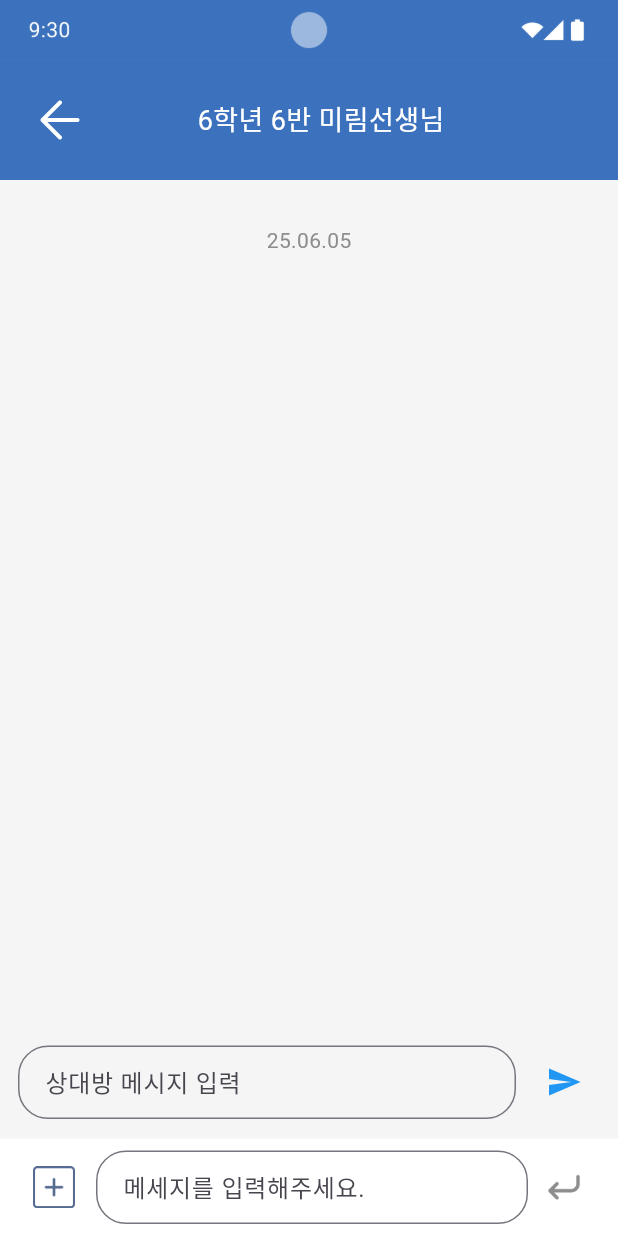
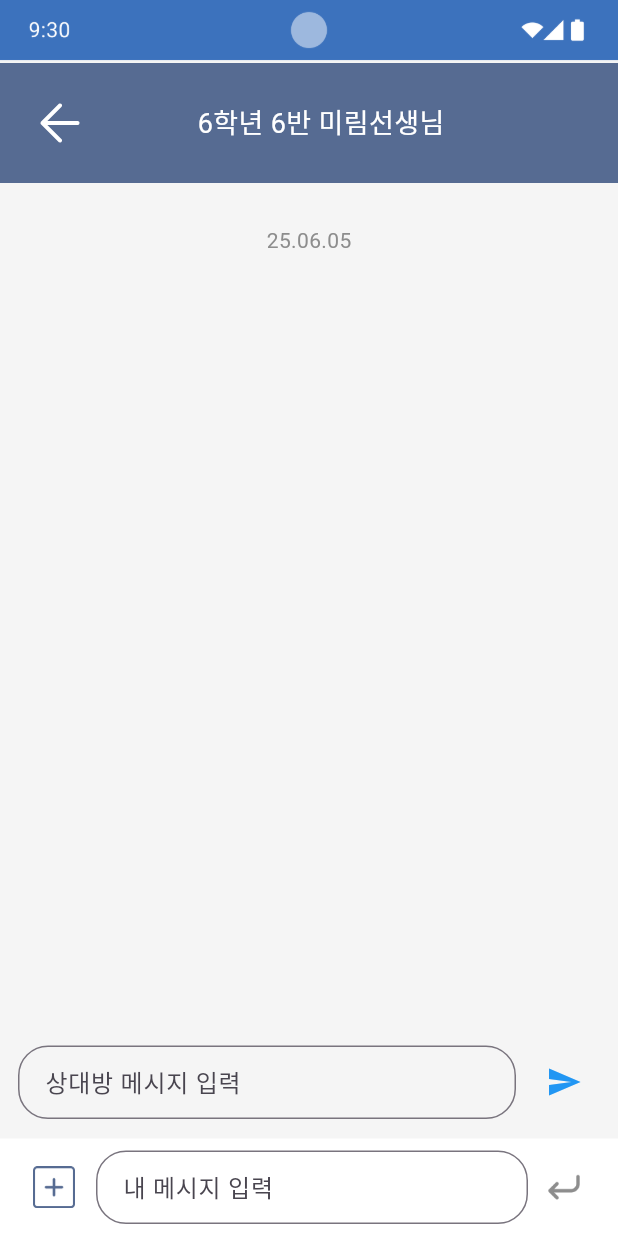
Before and after one commit to ItShowMessenger/qna_frontend, a Flutter app: the Home screen opened directly, after a tap on "선생님 이름", on a phone screen of 412 x 824 dp. Run offline on Flutter 3.47's test engine with Material 3 defaults, Android fonts, the phone set to English and light mode, and no system bars; our stand-ins replace firebase_auth, firebase_core, google_sign_in, table_calendar; accounts and stored records are empty; Roboto replaces fonts that are missing (Pretendard).

Commit message:
채팅 주고 받기 구현(말풍선 이미지 제외)

```diff
--- a/lib/screens/chat.dart
+++ b/lib/screens/chat.dart
@@ -56,7 +56,6 @@ class _ChatState extends State<Chat> {
   @override
   Widget build(BuildContext context) {
     final DateTime now = DateTime.now();
-    bool showAttachment = false;
     final String todayDate =
         '${now.year % 100}.${now.month.toString().padLeft(2, '0')}.${now.day.toString().padLeft(2, '0')}';
 
@@ -76,11 +75,11 @@ class _ChatState extends State<Chat> {
 
           // 네비게이션 바
           Positioned(
-            top: 40,
+            top: 42,
             left: 0,
             right: 0,
             child: Container(
-              color: Color(0xFF3C72BD),
+              color: Color(0xFF566B92),
               padding: EdgeInsets.symmetric(horizontal: 12, vertical: 12),
               child: Row(
                 children: [
@@ -205,7 +204,7 @@ class _ChatState extends State<Chat> {
                                   MediaQuery.of(context).size.width * 0.7,
                                 ),
                                 decoration: BoxDecoration(
-                                  color: Color(0xFF3C72BD),
+                                  color: Color(0xFF566B92),
                                   borderRadius: BorderRadius.circular(12),
                                 ),
                                 child: Text(
@@ -276,9 +275,7 @@ class _ChatState extends State<Chat> {
                       height: 28,
                     ),
                     onPressed: () {
-                      setState(() {
-                        showAttachment = !showAttachment;
-                      });
+                      // 파일 추가 기능
                     },
                   ),
                   SizedBox(width: 4),
@@ -286,7 +283,7 @@ class _ChatState extends State<Chat> {
                     child: TextField(
                       controller: _myController,
                       decoration: InputDecoration(
-                        hintText: '메세지를 입력해주세요.',
+                        hintText: '내 메시지 입력',
                         border: OutlineInputBorder(
                           borderRadius: BorderRadius.circular(20),
                         ),
@@ -305,37 +302,6 @@ class _ChatState extends State<Chat> {
                     ),
                     onPressed: () => _sendMessage(isMe: true),
                   ),
-                  if (showAttachment)
-                    Positioned(
-                      bottom: 130,
-                      left: 0,
-                      right: 0,
-                      child: Container(
-                        margin: EdgeInsets.symmetric(horizontal: 12),
-                        padding: EdgeInsets.symmetric(horizontal: 20, vertical: 16),
-                        decoration: BoxDecoration(
-                          color: Colors.white,
-                          borderRadius: BorderRadius.circular(20),
-                          boxShadow: [
-                            BoxShadow(
-                              color: Colors.black12,
-                              blurRadius: 10,
-                              offset: Offset(0, 2),
-                            ),
-                          ],
-                        ),
-                        child: Row(
-                          mainAxisAlignment: MainAxisAlignment.spaceAround,
-                          children: [
-                            //_attachmentButton(icon: Icons.photo, label: "사진"),
-                            //_attachmentButton(icon: Icons.insert_drive_file, label: "파일"),
-                            //_attachmentButton(icon: Icons.audiotrack, label: "오디오"),
-                            //_attachmentButton(icon: Icons.calendar_today, label: "일정"),
-                          ],
-                        ),
-                      ),
-                    ),
-
                 ],
               ),
             ),
--- a/lib/screens/home.dart
+++ b/lib/screens/home.dart
@@ -1,8 +1,7 @@
 import 'package:flutter/cupertino.dart';
 import 'package:flutter/material.dart';
-import 'package:qna_frontend/screens/option_stu.dart';
+import 'package:qna_frontend/screens/home_input.dart';
 
-import 'calendar.dart';
 import 'chat.dart';
 
 class Home extends StatelessWidget {
@@ -22,11 +21,11 @@ class Home extends StatelessWidget {
             ),
           ),
           Positioned( //채팅 + 검색 아이콘
-            top: 30,
+            top: 42,
             left: 0,
             right: 0,
             child: Container(
-              color: Color(0xFF3C72BD), // #566B92 배경
+              color: Color(0xFF566B92), // #566B92 배경
               padding: EdgeInsets.symmetric(horizontal: 25, vertical: 12),
               child: Row(
                 mainAxisAlignment: MainAxisAlignment.spaceBetween,
@@ -113,7 +112,7 @@ class Home extends StatelessWidget {
                         Container(
                           padding: EdgeInsets.symmetric(horizontal: 6, vertical: 2),
                           decoration: BoxDecoration(
-                            color: Color(0xFF3C72BD),
+                            color: Color(0xFF566B92),
                             borderRadius: BorderRadius.circular(12),
                           ),
                           child: Text(
@@ -134,13 +133,30 @@ class Home extends StatelessWidget {
             ),
           ),
 
+          Positioned( // 채팅방 추가 버튼
+            top: 230,
+            left: 0,
+            right: 0,
+            child: Center(
+              child: IconButton(
+                onPressed: () {
+                  Navigator.push(
+                    context,
+                    MaterialPageRoute(builder: (context) => Home_input()),
+                  );
+                  },
+                icon: Image.asset('assets/icons/icon_plusChat.png', width: 50, height: 50,)
+              ),
+            ),
+          ),
+
 
           Positioned( // 하단 탭 바
             bottom: 0,
             left: 0,
             right: 0,
             child: Container(
-              color: Color(0xFF3C72BD),
+              color: Color(0xFF566B92),
               padding: EdgeInsets.symmetric(vertical: 10),
               child: Row(
                 mainAxisAlignment: MainAxisAlignment.spaceAround,
@@ -155,19 +171,11 @@ class Home extends StatelessWidget {
                   ),
                   IconButton(
                     icon: Image.asset('assets/btns/calDis.png', width: 40, height: 40,),
-                    onPressed: () {
-                      Navigator.push(
-                      context,
-                      MaterialPageRoute(builder: (context) => Calendar()),
-                    );
-                      },
+                    onPressed: () {},
                   ),
                   IconButton(
                     icon: Image.asset('assets/btns/optDis.png', width: 40, height: 40,),
-                    onPressed: () {Navigator.push(
-                      context,
-                      MaterialPageRoute(builder: (context) => Option_stu()),
-                    );},
+                    onPressed: () {},
                   ),
                 ],
               ),
```
Also changed, not shown: lib/screens/home_input.dart (added, +146 -0 lines).
